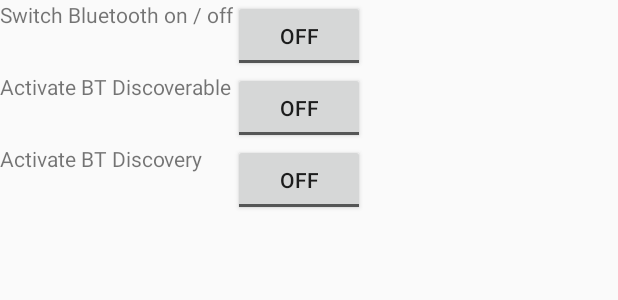
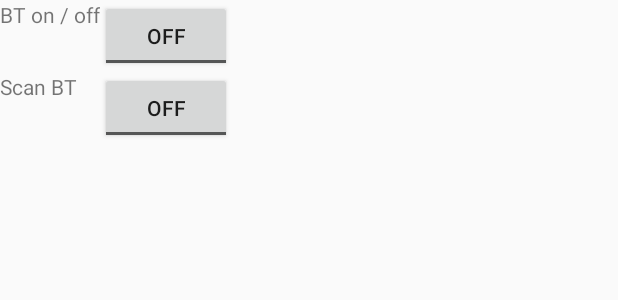
Before and after one commit to SharedKnowledge/SharkNet2Android, an Android app: the layout settings_layout.xml on its own in the app's theme, with its tools: preview values and no code run, on a phone screen of 412 x 824 dp. Shown: the top 300 px of the screen. Run offline under Robolectric (Android 15) with nearby library versions, the phone set to English and light mode, and no system bars.

Commit message:
we have a working first prototype :)

```diff
--- a/app/src/main/java/net/sharksystem/makan/android/MakanApp.java
+++ b/app/src/main/java/net/sharksystem/makan/android/MakanApp.java
@@ -8,7 +8,7 @@ import net.sharksystem.android.util.PermissionCheck;
 import net.sharksystem.asap.ASAPEngineFS;
 import net.sharksystem.asap.ASAPException;
 import net.sharksystem.asap.ASAPStorage;
-import net.sharksystem.asap.android.apps.ASAPOnlineMessageSenderUserSide;
+import net.sharksystem.asap.android.apps.ASAPOnlineMessageSenderAndroidUserSide;
 import net.sharksystem.makan.Makan;
 import net.sharksystem.makan.MakanStorage;
 import net.sharksystem.makan.MakanStorage_Impl;
@@ -85,8 +85,8 @@ public class MakanApp {
                 ASAPEngineFS.getASAPStorage(ownerName, asapMakanRootFolderName, Makan.MAKAN_FORMAT);
 
         // attach online sender
-        ASAPOnlineMessageSenderUserSide asapOnlineMessageSenderUserSide =
-                new ASAPOnlineMessageSenderUserSide(sharkNetApp);
+        ASAPOnlineMessageSenderAndroidUserSide asapOnlineMessageSenderUserSide =
+                new ASAPOnlineMessageSenderAndroidUserSide(sharkNetApp);
 
         asapOnlineMessageSenderUserSide.attachToSource(asapStorage);
 
--- a/app/src/main/res/layout/settings_layout.xml
+++ b/app/src/main/res/layout/settings_layout.xml
@@ -18,6 +18,7 @@
         android:text="Bluetooth"
         android:layout_gravity="left|top" />
 
+<!--
     <TextView
         android:id="@+id/settingsBluetoothDiscoverableButtonExplanation"
         android:text="@string/settingsBluetoothDiscoverableButtonExplanation"
@@ -36,6 +37,17 @@
     <ToggleButton
         android:id="@+id/settingsBluetoothDiscoveryToggleButton"
         android:text="Discovery"
+        android:layout_gravity="left|top" />
+-->
+
+    <TextView
+        android:id="@+id/settingsBluetoothD_And_D_Explanation"
+        android:text="@string/settingsBluetoothD_And_D_Explanation"
+        android:layout_gravity="left|top" />
+
+    <ToggleButton
+        android:id="@+id/settingsBluetoothD_And_D_ExplanationButton"
+        android:text="Scan Neighbourhood"
         android:layout_gravity="left|top" />
 </GridLayout>
 
--- a/app/src/main/res/values/strings.xml
+++ b/app/src/main/res/values/strings.xml
@@ -22,7 +22,7 @@
 
 
     <!-- Settings explaination texts -->
-    <string name="bluetoothToggleExplanationText">Switch Bluetooth on / off</string>
+    <string name="bluetoothToggleExplanationText">BT on / off</string>
 
     <string name="settingsWifiDirectToggleButtonExplaination">Switch Wifi Direct on / off</string>
 
@@ -39,6 +39,7 @@
     <string name="settingsBluetoothDiscoveryButtonExplanation">Activate BT Discovery</string>
     <string name="makanAddMakanURIExplanationText">enter channel uri</string>
     <string name="makanAddMakanNameExplanationText">enter channel name</string>
+    <string name="settingsBluetoothD_And_D_Explanation">Scan BT</string>
 
 
 </resources>
```
Also changed, not shown: app/src/main/java/net/sharksystem/makan/android/MakanViewActivity.java (+13 -6 lines), app/src/main/java/net/sharksystem/sharknet/android/settings/SettingsActivity.java (+32 -1 lines).
